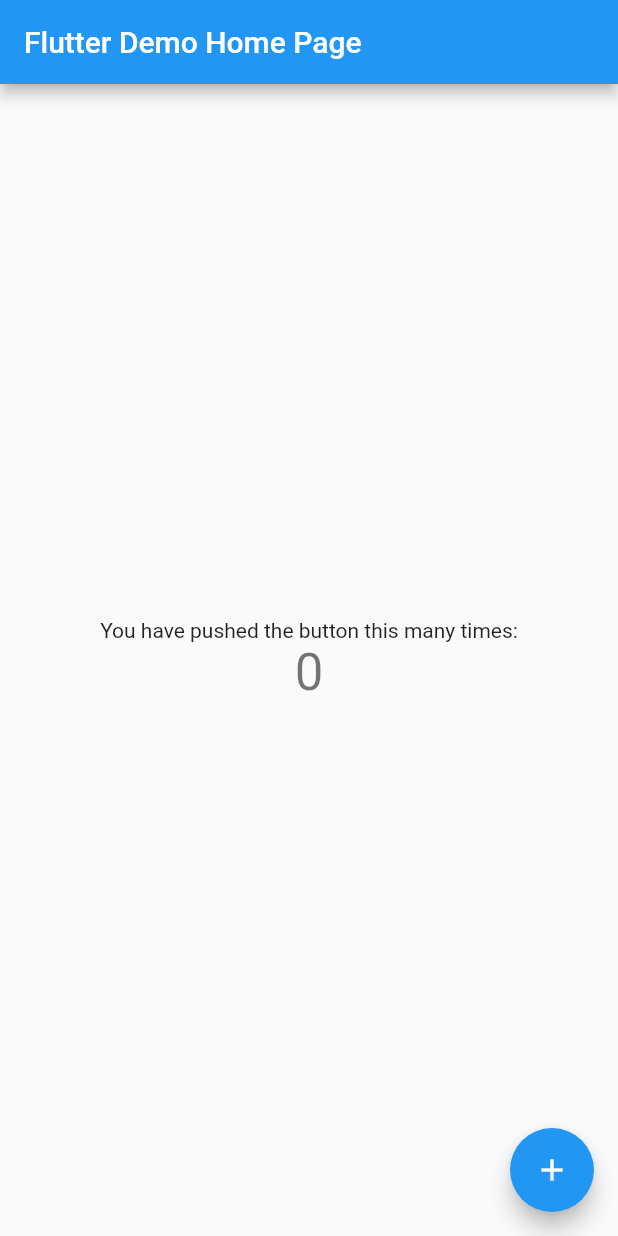
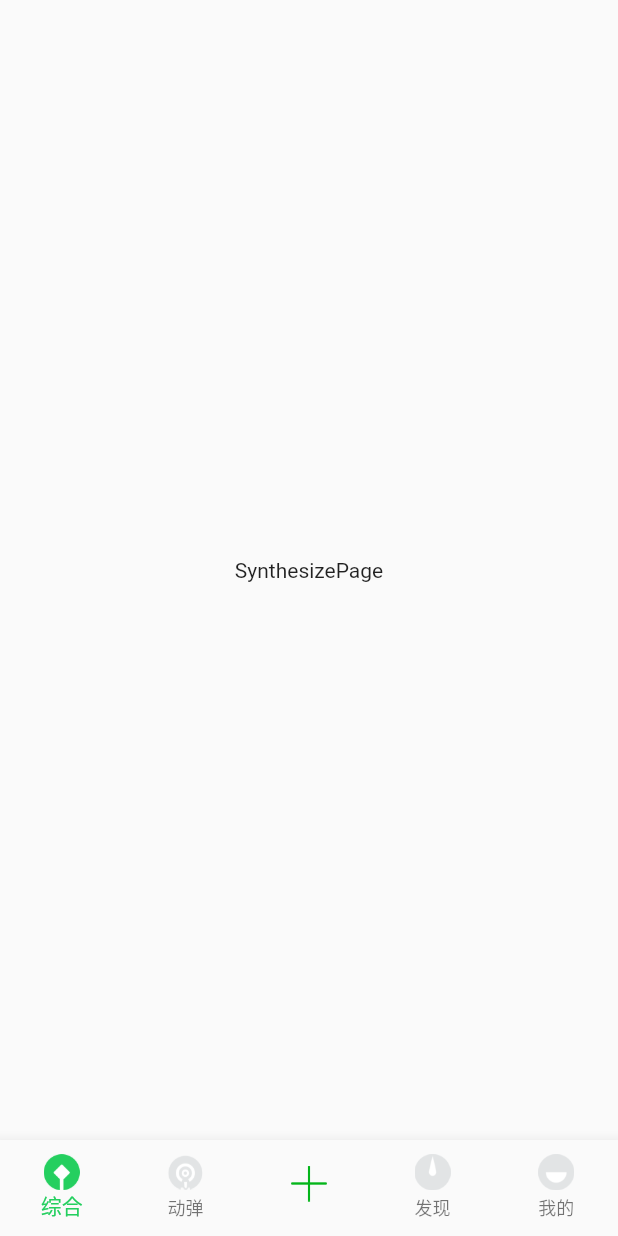
Before and after one commit to gloryliu/flutter_osc, a Flutter app: the screen it shows after launch, on a phone screen of 412 x 824 dp. Run offline on Flutter 3.47's test engine with Material 2 defaults, Android fonts, the phone set to English and light mode, and no system bars.

Commit message:
mian_page

```diff
--- a/lib/main.dart
+++ b/lib/main.dart
@@ -1,113 +1,22 @@
 import 'package:flutter/material.dart';
+import 'package:flutter_osc/pages/main_page.dart';
 
 void main() {
   runApp(MyApp());
 }
 
+
 class MyApp extends StatelessWidget {
-  // This widget is the root of your application.
+  const MyApp({Key key}) : super(key: key);
+
   @override
   Widget build(BuildContext context) {
     return MaterialApp(
-      title: 'Flutter Demo',
+      debugShowCheckedModeBanner: false,
       theme: ThemeData(
-        // This is the theme of your application.
-        //
-        // Try running your application with "flutter run". You'll see the
-        // application has a blue toolbar. Then, without quitting the app, try
-        // changing the primarySwatch below to Colors.green and then invoke
-        // "hot reload" (press "r" in the console where you ran "flutter run",
-        // or simply save your changes to "hot reload" in a Flutter IDE).
-        // Notice that the counter didn't reset back to zero; the application
-        // is not restarted.
-        primarySwatch: Colors.blue,
+        primaryColor: Colors.white
       ),
-      home: MyHomePage(title: 'Flutter Demo Home Page'),
+      home: MainPage(),
     );
   }
 }
-
-class MyHomePage extends StatefulWidget {
-  MyHomePage({Key key, this.title}) : super(key: key);
-
-  // This widget is the home page of your application. It is stateful, meaning
-  // that it has a State object (defined below) that contains fields that affect
-  // how it looks.
-
-  // This class is the configuration for the state. It holds the values (in this
-  // case the title) provided by the parent (in this case the App widget) and
-  // used by the build method of the State. Fields in a Widget subclass are
-  // always marked "final".
-
-  final String title;
-
-  @override
-  _MyHomePageState createState() => _MyHomePageState();
-}
-
-class _MyHomePageState extends State<MyHomePage> {
-  int _counter = 0;
-
-  void _incrementCounter() {
-    setState(() {
-      // This call to setState tells the Flutter framework that something has
-      // changed in this State, which causes it to rerun the build method below
-      // so that the display can reflect the updated values. If we changed
-      // _counter without calling setState(), then the build method would not be
-      // called again, and so nothing would appear to happen.
-      _counter++;
-    });
-  }
-
-  @override
-  Widget build(BuildContext context) {
-    // This method is rerun every time setState is called, for instance as done
-    // by the _incrementCounter method above.
-    //
-    // The Flutter framework has been optimized to make rerunning build methods
-    // fast, so that you can just rebuild anything that needs updating rather
-    // than having to individually change instances of widgets.
-    return Scaffold(
-      appBar: AppBar(
-        // Here we take the value from the MyHomePage object that was created by
-        // the App.build method, and use it to set our appbar title.
-        title: Text(widget.title),
-      ),
-      body: Center(
-        // Center is a layout widget. It takes a single child and positions it
-        // in the middle of the parent.
-        child: Column(
-          // Column is also a layout widget. It takes a list of children and
-          // arranges them vertically. By default, it sizes itself to fit its
-          // children horizontally, and tries to be as tall as its parent.
-          //
-          // Invoke "debug painting" (press "p" in the console, choose the
-          // "Toggle Debug Paint" action from the Flutter Inspector in Android
-          // Studio, or the "Toggle Debug Paint" command in Visual Studio Code)
-          // to see the wireframe for each widget.
-          //
-          // Column has various properties to control how it sizes itself and
-          // how it positions its children. Here we use mainAxisAlignment to
-          // center the children vertically; the main axis here is the vertical
-          // axis because Columns are vertical (the cross axis would be
-          // horizontal).
-          mainAxisAlignment: MainAxisAlignment.center,
-          children: <Widget>[
-            Text(
-              'You have pushed the button this many times:',
-            ),
-            Text(
-              '$_counter',
-              style: Theme.of(context).textTheme.headline4,
-            ),
-          ],
-        ),
-      ),
-      floatingActionButton: FloatingActionButton(
-        onPressed: _incrementCounter,
-        tooltip: 'Increment',
-        child: Icon(Icons.add),
-      ), // This trailing comma makes auto-formatting nicer for build methods.
-    );
-  }
-}
--- /dev/null
+++ b/lib/pages/main/discover_page.dart
@@ -0,0 +1,22 @@
+import 'package:flutter/material.dart';
+
+
+// 发现页面
+
+class DiscoverPage extends StatefulWidget {
+  const DiscoverPage({Key key}) : super(key: key);
+
+  @override
+  _DiscoverPageState createState() => _DiscoverPageState();
+}
+
+class _DiscoverPageState extends State<DiscoverPage> {
+  @override
+  Widget build(BuildContext context) {
+    return Container(
+      child: Center(
+        child: Text('DiscoverPage'),
+      ),
+    );
+  }
+}
--- /dev/null
+++ b/lib/pages/main/mine_page.dart
@@ -0,0 +1,21 @@
+import 'package:flutter/material.dart';
+
+// 我的页面
+
+class MinePage extends StatefulWidget {
+  const MinePage({Key key}) : super(key: key);
+
+  @override
+  _MinePageState createState() => _MinePageState();
+}
+
+class _MinePageState extends State<MinePage> {
+  @override
+  Widget build(BuildContext context) {
+    return Container(
+      child: Center(
+        child: Text('MinePage'),
+      ),
+    );
+  }
+}
--- /dev/null
+++ b/lib/pages/main/publish_page.dart
@@ -0,0 +1,14 @@
+import 'package:flutter/material.dart';
+
+class PublishPage extends StatelessWidget {
+  const PublishPage({Key key}) : super(key: key);
+
+  @override
+  Widget build(BuildContext context) {
+    return Container(
+      child: Center(
+        child: Text('PublishPage'),
+      ),
+    );
+  }
+}
--- /dev/null
+++ b/lib/pages/main/synthesize_page.dart
@@ -0,0 +1,22 @@
+
+import 'package:flutter/material.dart';
+
+// 综合页面
+
+class SynthesizePage extends StatefulWidget {
+  const SynthesizePage({Key key}) : super(key: key);
+
+  @override
+  _SynthesizePageState createState() => _SynthesizePageState();
+}
+
+class _SynthesizePageState extends State<SynthesizePage> {
+  @override
+  Widget build(BuildContext context) {
+    return Container(
+      child: Center(
+        child: Text('SynthesizePage'),
+      ),
+    );
+  }
+}
--- /dev/null
+++ b/lib/pages/main/tweet_page.dart
@@ -0,0 +1,21 @@
+import 'package:flutter/material.dart';
+
+// 动弹
+
+class TweetPage extends StatefulWidget {
+  const TweetPage({Key key}) : super(key: key);
+
+  @override
+  _TweetPageState createState() => _TweetPageState();
+}
+
+class _TweetPageState extends State<TweetPage> {
+  @override
+  Widget build(BuildContext context) {
+    return Container(
+      child: Center(
+        child: Text('TweetPage'),
+      ),
+    );
+  }
+}
--- /dev/null
+++ b/lib/pages/main_page.dart
@@ -0,0 +1,134 @@
+import 'package:flutter/material.dart';
+import 'package:flutter_osc/pages/main/discover_page.dart';
+import 'package:flutter_osc/pages/main/mine_page.dart';
+import 'package:flutter_osc/pages/main/synthesize_page.dart';
+import 'package:flutter_osc/pages/main/tweet_page.dart';
+import 'package:flutter_osc/pages/utils/assets_color.dart';
+
+import 'main/publish_page.dart';
+
+class MainPage extends StatefulWidget {
+  const MainPage({Key key}) : super(key: key);
+
+  @override
+  _MainPageState createState() => _MainPageState();
+}
+
+class _MainPageState extends State<MainPage> {
+  final List<BottomNavigationBarItem> _tabs = [
+    BottomNavigationBarItem(
+        icon: Image.asset(
+          'assets/ic_home_synthesize_normal.png',
+          width: 24,
+          height: 24,
+        ),
+        activeIcon: Image.asset(
+          'assets/ic_home_synthesize_select.png',
+          width: 24,
+          height: 24,
+        ),
+        label: '综合',
+        tooltip: ''),
+    BottomNavigationBarItem(
+        icon: Image.asset(
+          'assets/ic_home_tweet_normal.png',
+          width: 24,
+          height: 24,
+        ),
+        activeIcon: Image.asset(
+          'assets/ic_home_tweet_select.png',
+          width: 24,
+          height: 24,
+        ),
+        label: '动弹',
+        tooltip: ''),
+    BottomNavigationBarItem(
+        icon: Container(
+          alignment: Alignment.center,
+          margin: EdgeInsets.only(top: 10),
+          child: Center(
+            child: Image.asset(
+              'assets/ic_cross.png',
+              width: 24,
+              height: 24,
+            ),
+          ),
+        ),
+        label: '',
+        tooltip: ''),
+    BottomNavigationBarItem(
+        icon: Image.asset(
+          'assets/ic_home_discover_normal.png',
+          width: 24,
+          height: 24,
+        ),
+        activeIcon: Image.asset(
+          'assets/ic_home_discover_select.png',
+          width: 24,
+          height: 24,
+        ),
+        label: '发现',
+        tooltip: ''),
+    BottomNavigationBarItem(
+        icon: Image.asset(
+          'assets/ic_home_user_normal.png',
+          width: 24,
+          height: 24,
+        ),
+        activeIcon: Image.asset(
+          'assets/ic_home_user_select.png',
+          width: 24,
+          height: 24,
+        ),
+        label: '我的',
+        tooltip: ''),
+  ];
+
+  final List<Widget> _pages = [
+    SynthesizePage(),
+    TweetPage(),
+    PublishPage(),
+    DiscoverPage(),
+    MinePage()
+  ];
+
+  int _currentIndex = 0;
+  Widget _currentPage;
+
+  @override
+  void initState() {
+    _currentPage = _pages[_currentIndex];
+    super.initState();
+  }
+
+  @override
+  Widget build(BuildContext context) {
+    return Container(
+      child: Scaffold(
+        body: _currentPage,
+        bottomNavigationBar: BottomNavigationBar(
+          fixedColor: Color(color_ff24cf5f),
+          items: _tabs,
+          currentIndex: _currentIndex,
+          type: BottomNavigationBarType.fixed,
+          onTap: (index) {
+            setState(() {
+              _currentIndex = index;
+              _currentPage = _pages[_currentIndex];
+            });
+          },
+        ),
+        //floatingActionButton: _createPublishButton(),
+        //floatingActionButtonLocation: FloatingActionButtonLocation.centerDocked,
+      ),
+    );
+  }
+
+  Widget _createPublishButton() {
+    return Container(
+      child: FloatingActionButton(
+        child: Image.asset('assets/ic_cross.png'),
+      ),
+    );
+  }
+}
--- /dev/null
+++ b/lib/pages/utils/assets_color.dart
@@ -0,0 +1,4 @@
+
+// 颜色相关资源
+
+const color_ff24cf5f = 0xff24cf5f;
--- a/pubspec.yaml
+++ b/pubspec.yaml
@@ -45,9 +45,8 @@ flutter:
   uses-material-design: true
 
   # To add assets to your application, add an assets section, like this:
-  # assets:
-  #   - images/a_dot_burr.jpeg
-  #   - images/a_dot_ham.jpeg
+  assets:
+    - assets/
 
   # An image asset can refer to one or more resolution-specific "variants", see
   # https://flutter.dev/assets-and-images/#resolution-aware.
```
Also changed, not shown: assets/ic_cross.png (added), assets/ic_home_discover_normal.png (added), assets/ic_home_discover_select.png (added), assets/ic_home_synthesize_normal.png (added), assets/ic_home_synthesize_select.png (added), assets/ic_home_tweet_normal.png (added), assets/ic_home_tweet_select.png (added), assets/ic_home_user_normal.png (added), assets/ic_home_user_select.png (added).
